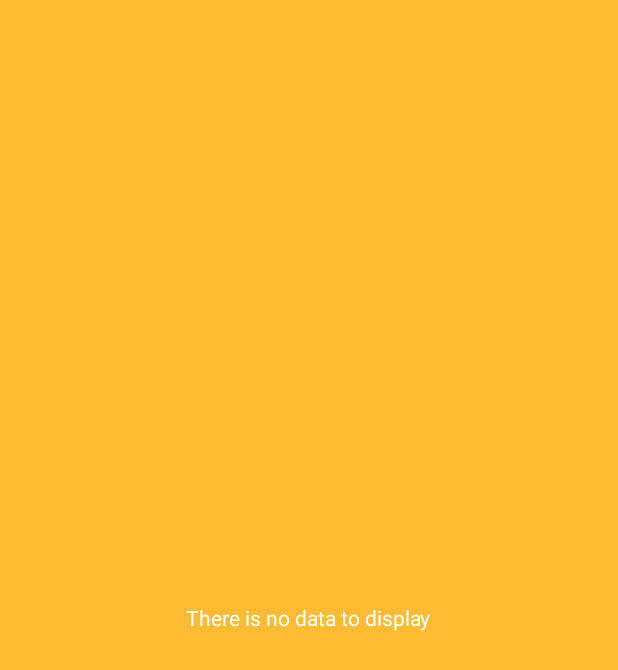
After one commit to liormic/OneWheater, an Android app: the layout activity_daily_forecast.xml on its own in the app's theme, with its tools: preview values and no code run, on a phone screen of 412 x 824 dp. The commit adds this screen. Shown: the top 670 px of the screen. Run offline under Robolectric (Android 15) with nearby library versions, the phone set to English and light mode, and no system bars.

Commit message:
Intial commit

```diff
--- /dev/null
+++ b/app/src/main/res/layout/activity_daily_forecast.xml
@@ -0,0 +1,31 @@
+<?xml version="1.0" encoding="utf-8"?>
+<RelativeLayout
+    xmlns:android="http://schemas.android.com/apk/res/android"
+    xmlns:tools="http://schemas.android.com/tools"
+    android:layout_width="match_parent"
+    android:layout_height="match_parent"
+    android:paddingBottom="@dimen/activity_vertical_margin"
+    android:paddingLeft="@dimen/activity_horizontal_margin"
+    android:paddingRight="@dimen/activity_horizontal_margin"
+    android:paddingTop="@dimen/activity_vertical_margin"
+    tools:context="liormic.com.onewheater.UI.DailyForecastActivity"
+    android:background="@android:color/holo_orange_light">
+
+    <ListView
+        android:layout_width="match_parent"
+        android:layout_height="match_parent"
+        android:id="@android:id/list"
+        android:layout_alignParentTop="true"
+        android:layout_alignParentLeft="true"
+        android:layout_alignParentStart="true"/>
+
+    <TextView
+        android:layout_width="wrap_content"
+        android:layout_height="wrap_content"
+        android:text="@string/no_data"
+        android:id="@android:id/empty"
+        android:layout_centerVertical="true"
+        android:layout_centerHorizontal="true"
+        android:textColor="#ffffffff"/>
+
+</RelativeLayout>
--- a/app/src/main/res/values/strings.xml
+++ b/app/src/main/res/values/strings.xml
@@ -5,4 +5,5 @@
     <string name="error_message">There was an error, Please tru again.</string>
     <string name="error_ok_button_text">OK</string>
     <string name="network_unavailble">Netowrk is unavailable!</string>
+    <string name="no_data">There is no data to display</string>
 </resources>
```
Also changed, not shown: app/src/main/AndroidManifest.xml (+5 -2 lines), app/src/main/java/liormic/com/onewheater/Adapters/DayAdapter.java (added, +69 -0 lines), app/src/main/java/liormic/com/onewheater/UI/MainActivity.java (+8 -1 lines), app/src/main/java/liormic/com/onewheater/wheater/Current.java (+2 -32 lines), app/src/main/java/liormic/com/onewheater/wheater/Day.java (+24 -1 lines), app/src/main/java/liormic/com/onewheater/wheater/Forecast.java (+38 -0 lines), app/src/main/res/layout/content_main.xml (+42 -4 lines), app/src/main/res/layout/daily_list_item.xml (+23 -1 lines).
